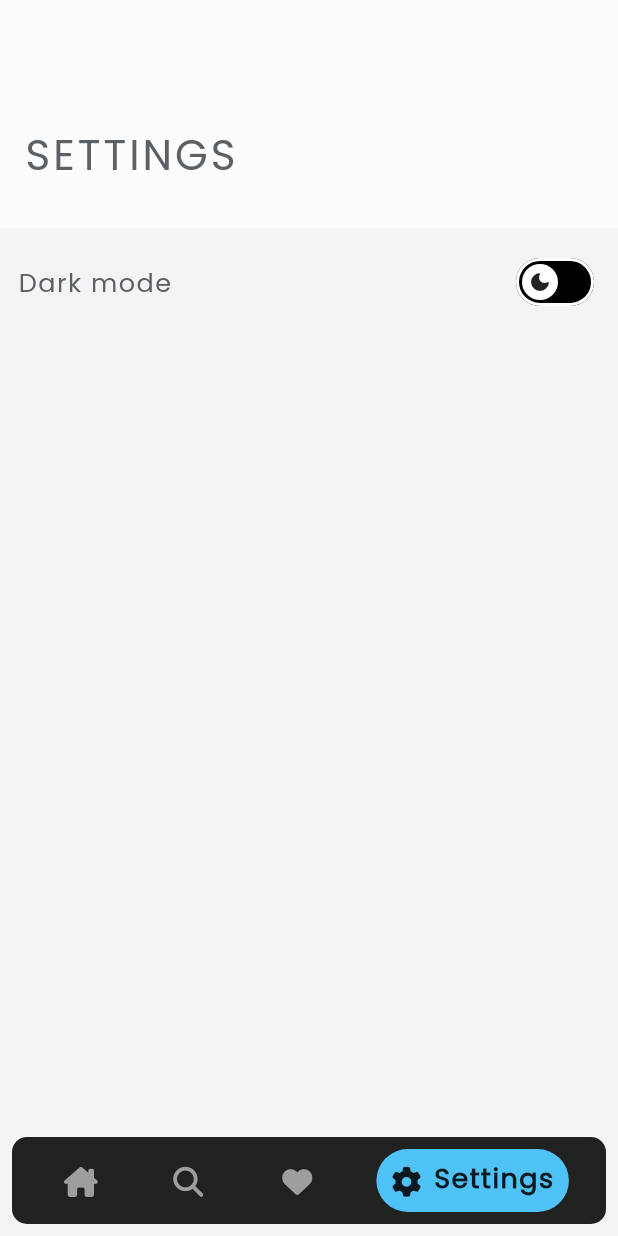
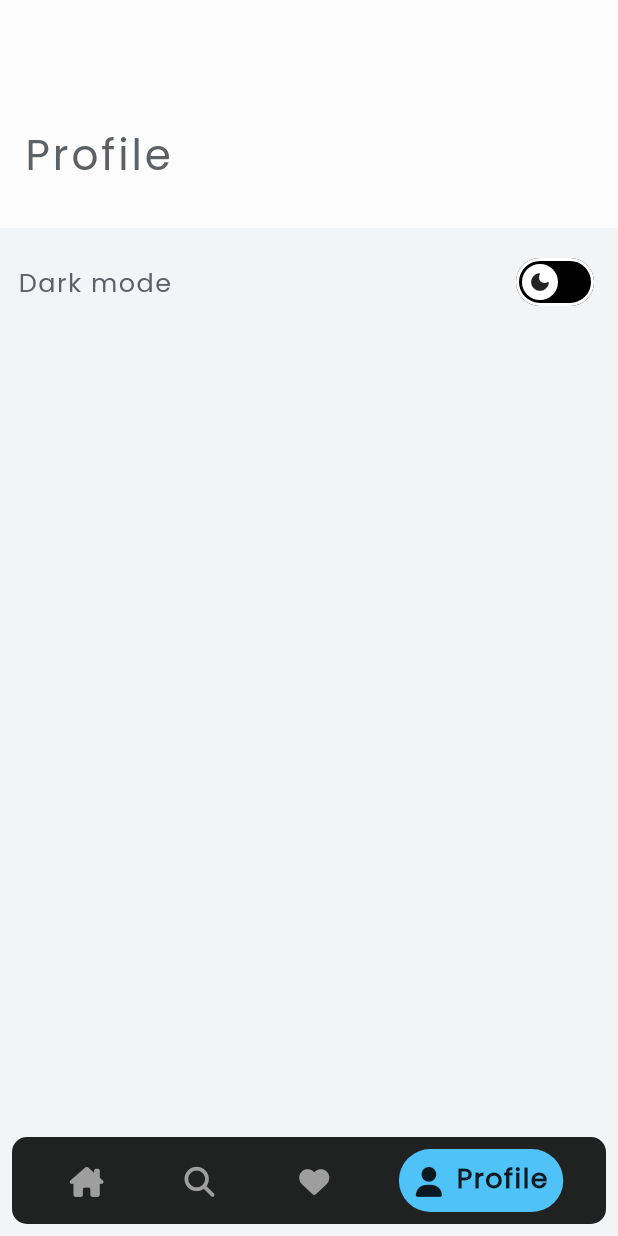
Before and after one commit to schmeekygeek/recipex-app, a Flutter app: the screen it shows after launch, swiped to page 4, on a phone screen of 412 x 824 dp. Run offline on Flutter 3.47's test engine with Material 2 defaults, Android fonts, the light colour scheme and no system bars; drawn by our look-alikes of google_nav_bar; our stand-ins replace animated_text_kit, font_awesome_flutter, hive, hive_flutter, lottie, smooth_page_indicator; accounts and stored records are empty; network calls fail.

Commit message:
switched from settings to profile

```diff
--- a/lib/pages/home.dart
+++ b/lib/pages/home.dart
@@ -6,7 +6,7 @@ import 'package:provider/provider.dart';
 import '../providers/meal_list_provider.dart';
 import 'liked.dart';
 import 'dashboard.dart';
-import 'settings.dart';
+import 'profile.dart';
 import 'search.dart';
 
 class Home extends StatefulWidget {
@@ -70,8 +70,8 @@ class _HomeState extends State<Home> {
                     text: "Liked",
                   ),
                   GButton(
-                    icon: FontAwesomeIcons.gear,
-                    text: "Settings",
+                    icon: FontAwesomeIcons.solidUser,
+                    text: "Profile",
                   ),
                 ],
               ),
@@ -90,7 +90,7 @@ class _HomeState extends State<Home> {
             ),
             const Search(),
             const Liked(),
-            const Settings(),
+            const Profile(),
           ],
         ),
       ),
--- a/lib/pages/settings.dart
+++ b/lib/pages/profile.dart
@@ -2,14 +2,14 @@ import 'package:flutter/material.dart';
 import 'package:provider/provider.dart';
 import 'package:recipex_app/providers/theme_model.dart';
 
-class Settings extends StatefulWidget {
-  const Settings({super.key});
+class Profile extends StatefulWidget {
+  const Profile({super.key});
 
   @override
-  State<Settings> createState() => _SettingsState();
+  State<Profile> createState() => _ProfileState();
 }
 
-class _SettingsState extends State<Settings> {
+class _ProfileState extends State<Profile> {
   @override
   Widget build(BuildContext context) {
     return Scaffold(
@@ -18,7 +18,7 @@ class _SettingsState extends State<Settings> {
         slivers: [
           SliverAppBar.large(
             title: Text(
-              "SETTINGS",
+              "Profile",
               style: Theme.of(context).appBarTheme.toolbarTextStyle,
             ),
             toolbarTextStyle: Theme.of(context).appBarTheme.toolbarTextStyle,
```
